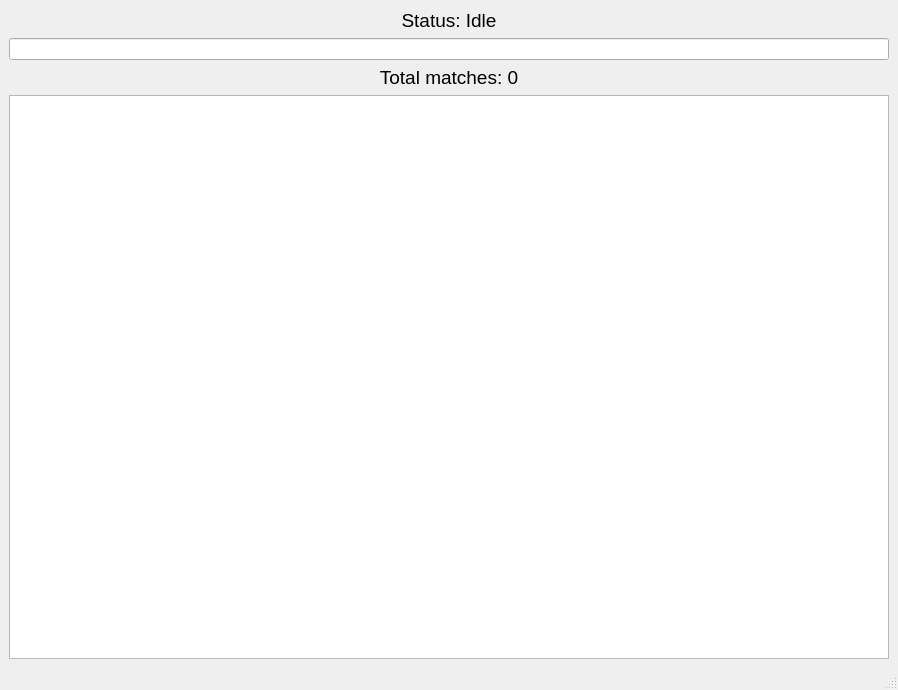
First picture: the form in QtSearch.ui, repository DiplomateProgrammer/QtSearch, before the edit.
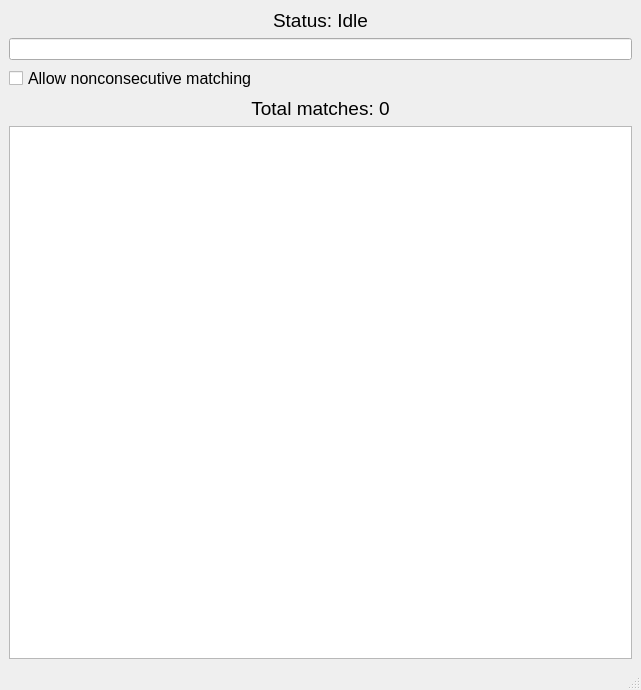
Second picture: the form after the edit.

Commit message: Nonconsecutive search added

```diff
--- a/QtSearch.ui
+++ b/QtSearch.ui
@@ -6,7 +6,7 @@
    <rect>
     <x>0</x>
     <y>0</y>
-    <width>898</width>
+    <width>641</width>
     <height>690</height>
    </rect>
   </property>
@@ -33,6 +33,18 @@
     <item>
      <widget class="QLineEdit" name="lineEdit"/>
     </item>
+    <item>
+     <widget class="QCheckBox" name="checkBox">
+      <property name="font">
+       <font>
+        <pointsize>12</pointsize>
+       </font>
+      </property>
+      <property name="text">
+       <string>Allow nonconsecutive matching</string>
+      </property>
+     </widget>
+    </item>
     <item>
      <widget class="QLabel" name="labelMatches">
       <property name="font">
```
The commit also changes 4 other files.
